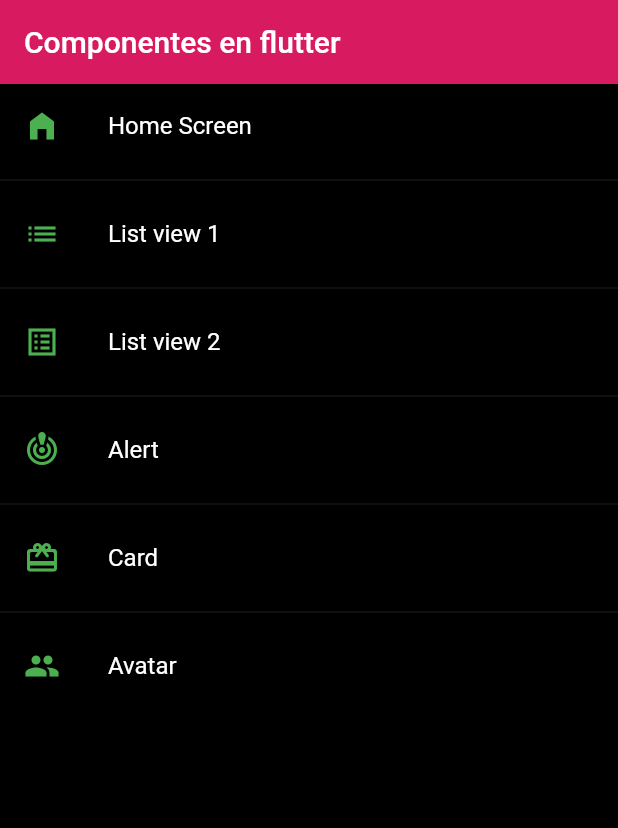
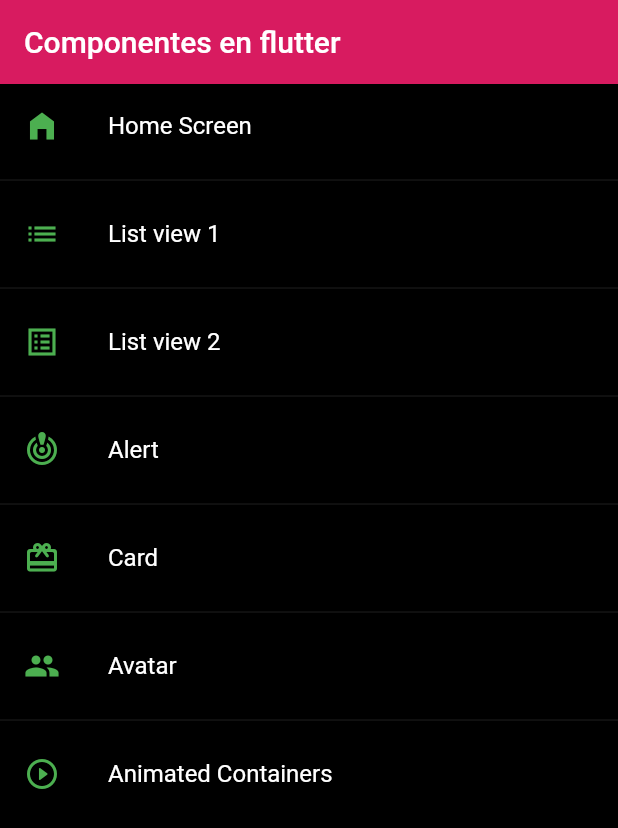
Before and after one commit to jguegon966/fl_components, a Flutter app: the screen it shows after launch, on a phone screen of 412 x 824 dp. Shown: the top 828 px of the screen. Run offline on Flutter 3.47's test engine with Material 2 defaults, Android fonts, the phone set to English and light mode, and no system bars.

Commit message:
commit dia 21 de octubre

```diff
--- a/lib/router/app_routes.dart
+++ b/lib/router/app_routes.dart
@@ -9,25 +9,53 @@ class AppRoutes {
 
   static final menuOptions = <MenuOption>[
     //TODO: borrar home
-    MenuOption(route: 'home', name: 'Home Screen', screen: const HomeScreen(), icon: Icons.home_filled),
-    MenuOption(route: 'listview1', name: 'List view 1', screen: const Listview1Screen(), icon: Icons.list),
-    MenuOption(route: 'listview2', name: 'List view 2', screen: const Listview2Screen(), icon: Icons.list_alt_sharp),
-    MenuOption(route: 'alert', name: 'Alert', screen: const AlertScreen(), icon: Icons.crisis_alert),
-    MenuOption(route: 'card', name: 'Card', screen: const CardScreen(), icon: Icons.card_giftcard_rounded),
-    MenuOption(route: 'avatar', name: 'Avatar', screen: const AvatarScreen(), icon: Icons.people),
+    MenuOption(
+        route: 'home',
+        name: 'Home Screen',
+        screen: const HomeScreen(),
+        icon: Icons.home_filled),
+    MenuOption(
+        route: 'listview1',
+        name: 'List view 1',
+        screen: const Listview1Screen(),
+        icon: Icons.list),
+    MenuOption(
+        route: 'listview2',
+        name: 'List view 2',
+        screen: const Listview2Screen(),
+        icon: Icons.list_alt_sharp),
+    MenuOption(
+        route: 'alert',
+        name: 'Alert',
+        screen: const AlertScreen(),
+        icon: Icons.crisis_alert),
+    MenuOption(
+        route: 'card',
+        name: 'Card',
+        screen: const CardScreen(),
+        icon: Icons.card_giftcard_rounded),
+    MenuOption(
+        route: 'avatar',
+        name: 'Avatar',
+        screen: const AvatarScreen(),
+        icon: Icons.people),
+    MenuOption(
+        route: 'animated',
+        name: 'Animated Containers',
+        screen: const AnimatedScreen(),
+        icon: Icons.play_circle_outline_rounded)
   ];
-
 
   static Map<String, Widget Function(BuildContext)> getAppRoutes() {
 
     Map<String, Widget Function(BuildContext)> appRoutes = {};
+    appRoutes.addAll({'home': (BuildContext context) => const HomeScreen()});
 
     for (final option in menuOptions) {
-      appRoutes.addAll({ option.route: ( BuildContext context ) => option.screen });
+      appRoutes.addAll({option.route: (BuildContext context) => option.screen});
     }
 
     return appRoutes;
-
   }
   // static Map<String, Widget Function(BuildContext)> routes = {
   //   'home': (BuildContext context) => const HomeScreen(),
--- a/lib/screens/screens.dart
+++ b/lib/screens/screens.dart
@@ -1,3 +1,5 @@
+export 'package:fl_components/screens/inputs_screen.dart';
+export 'package:fl_components/screens/animated_screen.dart';
 export 'package:fl_components/screens/alert_screen.dart';
 export 'package:fl_components/screens/card_screen.dart';
 export 'package:fl_components/screens/homeScreen.dart';
```
Also changed, not shown: lib/screens/animated_screen.dart (added, +79 -0 lines). Lines whose indentation alone changed are shown as unchanged.
